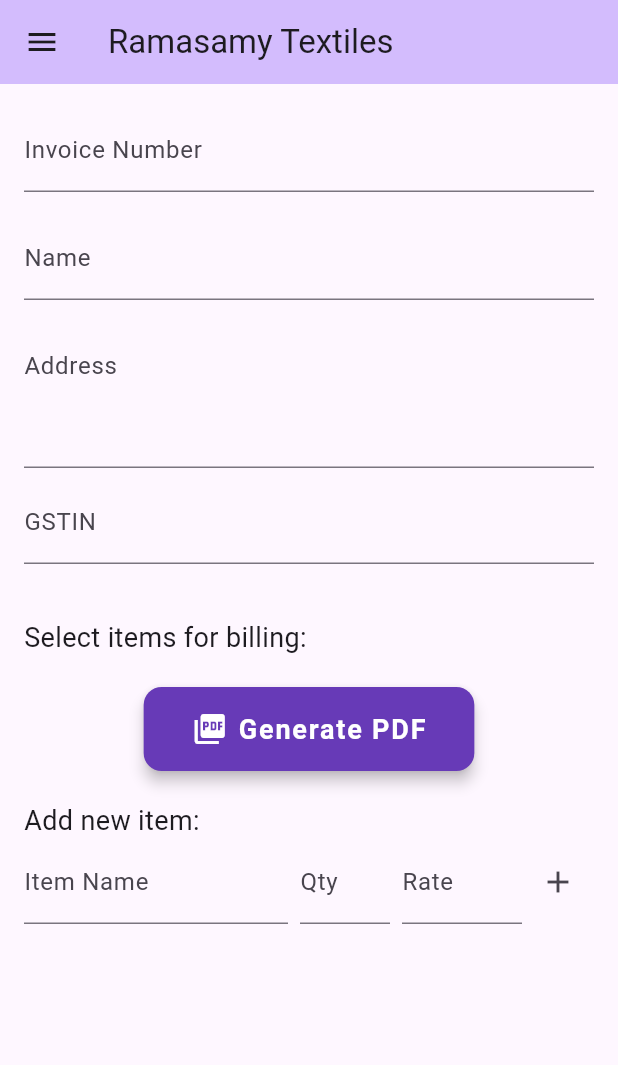
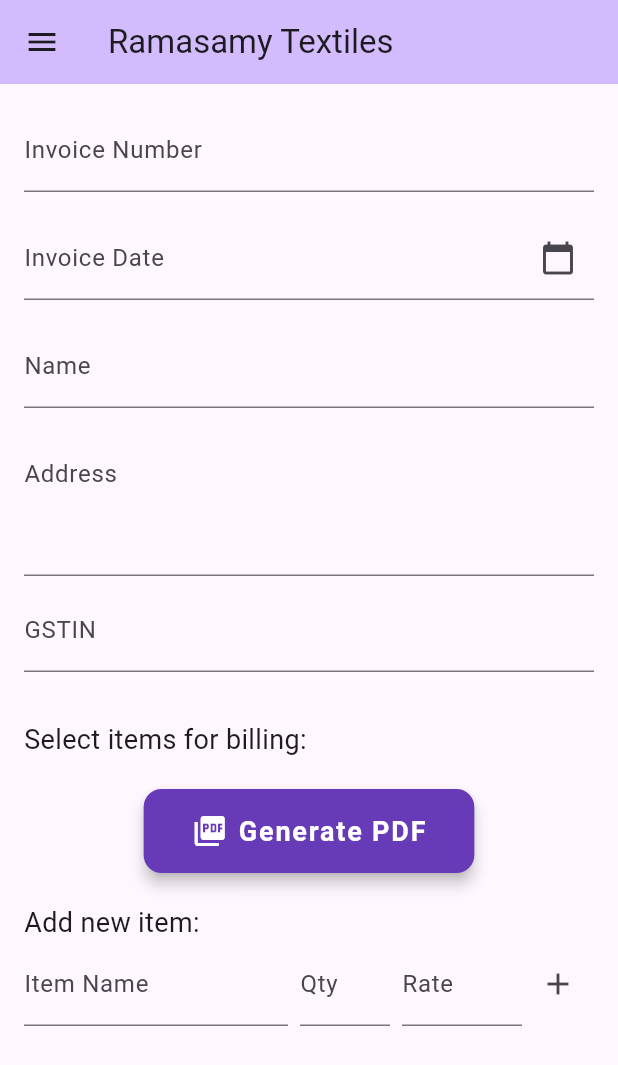
Before and after one commit to sudhameenashankar/billing, a Flutter app: the screen it shows after launch, on a phone screen of 412 x 824 dp. Shown: the top 1065 px of the screen. Run offline on Flutter 3.47's test engine with Material 3 defaults, Android fonts, the phone set to English and light mode, and no system bars; our stand-ins replace font_awesome_flutter, pdf, printing, share_plus, shared_preferences; missing offline and left inert: number_to_words, syncfusion_flutter_pdfviewer.

Commit message:
made changes on invoice date

```diff
--- a/lib/home_page.dart
+++ b/lib/home_page.dart
@@ -29,7 +29,7 @@
   final _rateController = TextEditingController();
 
   String _invoiceNumber = '';
-  final DateTime _invoiceDate = DateTime.now();
+  DateTime _invoiceDate = DateTime.now();
   final _invoiceNumberController = TextEditingController();
 
   final _customerNameController = TextEditingController();
@@ -48,6 +48,7 @@
   List<Map<String, String>> _customerSuggestions = [];
   bool _isGenerating = false;
   String _lastInvoiceNumber = '';
+  final TextEditingController _dateController = TextEditingController();
 
   @override
   void initState() {
@@ -767,6 +768,37 @@
                         ],
                       ),
                       SizedBox(height: 16),
+                      // Invoice Date
+                      TextFormField(
+                        controller: _dateController,
+                        readOnly: true,
+                        decoration: const InputDecoration(
+                          labelText: 'Invoice Date',
+                          suffixIcon: Icon(Icons.calendar_today),
+                        ),
+                        validator:
+                            (val) =>
+                                val == null || val.isEmpty
+                                    ? 'Select Invoice Date'
+                                    : null,
+                        onTap: () async {
+                          FocusScope.of(context).requestFocus(FocusNode());
+                          final picked = await showDatePicker(
+                            context: context,
+                            initialDate: _invoiceDate,
+                            firstDate: DateTime(2000),
+                            lastDate: DateTime(2100),
+                          );
+                          if (picked != null) {
+                            setState(() {
+                              _invoiceDate = picked;
+                              _dateController.text =
+                                  "${picked.day.toString().padLeft(2, '0')}/${picked.month.toString().padLeft(2, '0')}/${picked.year}";
+                            });
+                          }
+                        },
+                      ),
+                      SizedBox(height: 16),
                       // Name
                       Autocomplete<Map<String, String>>(
                         optionsBuilder: (TextEditingValue textEditingValue) {
@@ -868,8 +900,7 @@
                         onChanged:
                             (val) => setState(() => _customerGstin = val),
                       ),
-                      SizedBox(height: 16),
-                      // ...rest of your widgets...
+                      SizedBox(height: 12),
                     ],
                   ),
                 ),
```
